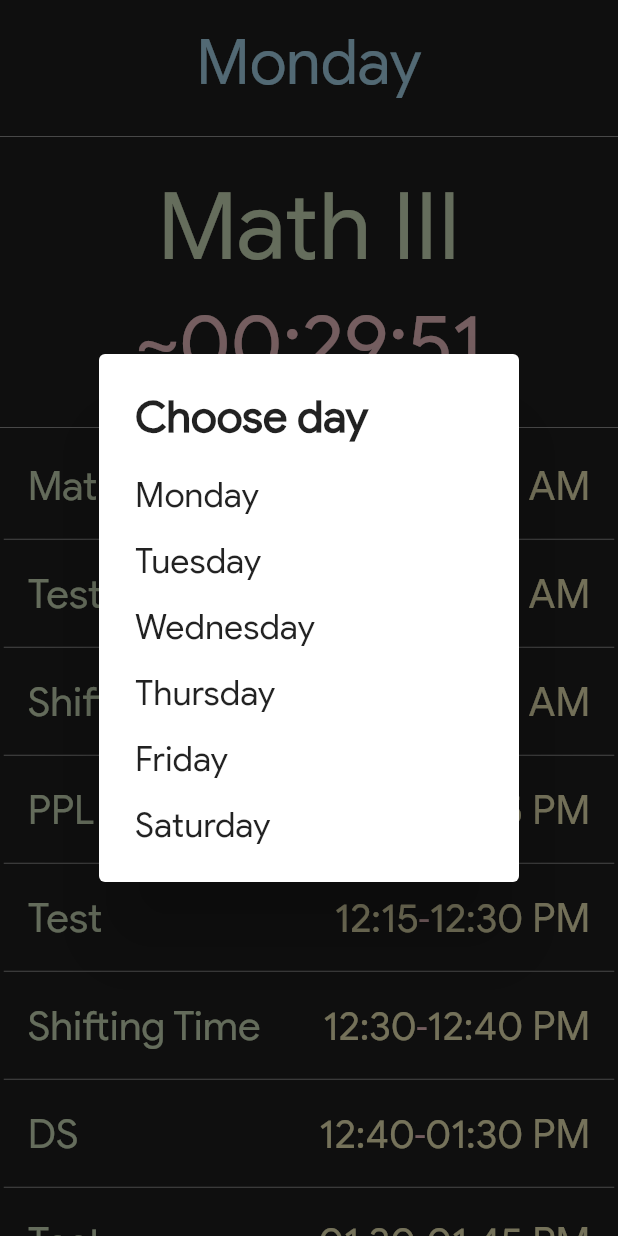
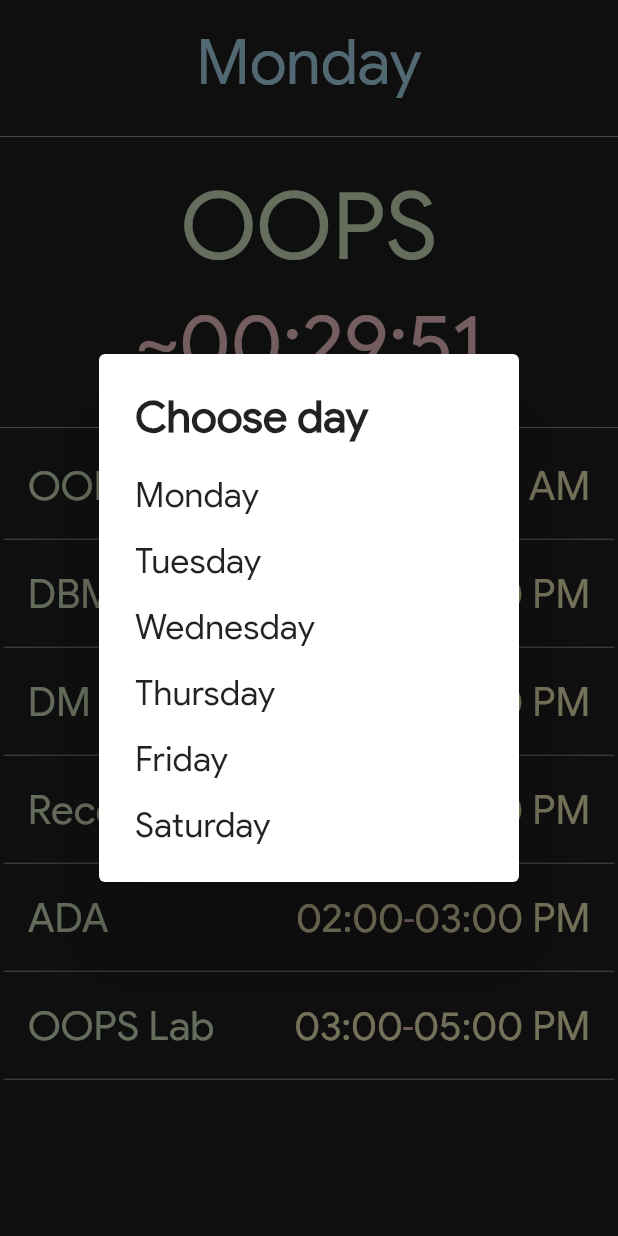
Before and after one commit to uditkarode/FlutterTimeTable, a Flutter app: the screen it shows after launch, after a tap on "Monday", on a phone screen of 412 x 824 dp. Run offline on Flutter 3.47's test engine with Material 2 defaults, Android fonts, the phone set to English and light mode, and no system bars.

Commit message:
utils: assignTimeTable: bump for fourth sem

```diff
--- a/lib/utils.dart
+++ b/lib/utils.dart
@@ -8,77 +8,55 @@ void assignTimeTable(String currentDay) {
   timeTable.clear();
   switch (currentDay) {
     case "Monday":
-      timeTable.add(Period("Math III", 60));
-      timeTable.add(Period("Test", 15));
-      timeTable.add(Period("Shifting Time", 10));
-      timeTable.add(Period("PPL", 50));
-      timeTable.add(Period("Test", 15));
-      timeTable.add(Period("Shifting Time", 10));
-      timeTable.add(Period("DS", 50));
-      timeTable.add(Period("Test", 15));
+      timeTable.add(Period("OOPS", 60));
+      timeTable.add(Period("DBMS", 60));
+      timeTable.add(Period("DM", 60));
+      timeTable.add(Period("Recess", 60));
+      timeTable.add(Period("ADA", 60));
+      timeTable.add(Period("OOPS Lab", 120));
       break;
 
     case "Tuesday":
-      timeTable.add(Period("DET", 60));
-      timeTable.add(Period("Test", 15));
-      timeTable.add(Period("Shifting Time", 10));
-      timeTable.add(Period("OS", 50));
-      timeTable.add(Period("Test", 15));
-      timeTable.add(Period("Shifting Time", 10));
-      timeTable.add(Period("Math III", 50));
-      timeTable.add(Period("Test", 15));
-      timeTable.add(Period("Free", 75));
-      timeTable.add(Period("DS Lab", 120));
+      timeTable.add(Period("DM", 60));
+      timeTable.add(Period("CSA", 60));
+      timeTable.add(Period("ADA", 60));
+      timeTable.add(Period("Recess", 60));
+      timeTable.add(Period("OOPS", 60));
+      timeTable.add(Period("CSI", 120));
       break;
 
     case "Wednesday":
-      timeTable.add(Period("PPL", 60));
-      timeTable.add(Period("Test", 15));
-      timeTable.add(Period("Shifting Time", 10));
-      timeTable.add(Period("Math III", 50));
-      timeTable.add(Period("Test", 15));
-      timeTable.add(Period("Shifting Time", 10));
-      timeTable.add(Period("DS", 50));
-      timeTable.add(Period("Test", 15));
-      timeTable.add(Period("Free", 75));
-      timeTable.add(Period("OS (UNIX) Lab", 120));
+      timeTable.add(Period("OOPS", 60));
+      timeTable.add(Period("DM", 60));
+      timeTable.add(Period("DBMS", 60));
+      timeTable.add(Period("Rececss", 60));
+      timeTable.add(Period("CSA", 60));
+      timeTable.add(Period("Virtual Lab", 120));
       break;
 
     case "Thursday":
-      timeTable.add(Period("DET", 60));
-      timeTable.add(Period("Test", 15));
-      timeTable.add(Period("Shifting Time", 10));
-      timeTable.add(Period("OS", 50));
-      timeTable.add(Period("Test", 15));
-      timeTable.add(Period("Shifting Time", 10));
-      timeTable.add(Period("DS", 50));
-      timeTable.add(Period("Test", 15));
-      timeTable.add(Period("Free", 75));
-      timeTable.add(Period("S/W Lab", 120));
+      timeTable.add(Period("CSA", 60));
+      timeTable.add(Period("ADA", 60));
+      timeTable.add(Period("OOPS", 60));
+      timeTable.add(Period("Recess", 60));
+      timeTable.add(Period("DM", 60));
+      timeTable.add(Period("CSA/HW Lab", 120));
       break;
 
     case "Friday":
-      timeTable.add(Period("DS", 60));
-      timeTable.add(Period("Test", 15));
-      timeTable.add(Period("Shifting Time", 10));
-      timeTable.add(Period("PPL", 50));
-      timeTable.add(Period("Test", 15));
-      timeTable.add(Period("Shifting Time", 10));
-      timeTable.add(Period("Math III", 50));
-      timeTable.add(Period("Test", 15));
-      timeTable.add(Period("Free", 75));
-      timeTable.add(Period("DET Lab", 120));
+      timeTable.add(Period("DBMS", 60));
+      timeTable.add(Period("ADA", 60));
+      timeTable.add(Period("CSA", 60));
+      timeTable.add(Period("Recess", 60));
+      timeTable.add(Period("DM", 60));
+      timeTable.add(Period("DBMS Lab", 120));
       break;
 
     case "Saturday":
-      timeTable.add(Period("DET", 60));
-      timeTable.add(Period("Test", 15));
-      timeTable.add(Period("Shifting Time", 10));
-      timeTable.add(Period("OS", 50));
-      timeTable.add(Period("Test", 15));
-      timeTable.add(Period("Shifting Time", 10));
-      timeTable.add(Period("PPL", 50));
-      timeTable.add(Period("Test", 15));
+      timeTable.add(Period("ADA", 60));
+      timeTable.add(Period("DBMS", 60));
+      timeTable.add(Period("CSA", 60));
+      timeTable.add(Period("OOPS", 60));
       break;
 
     case "Sunday":
```
